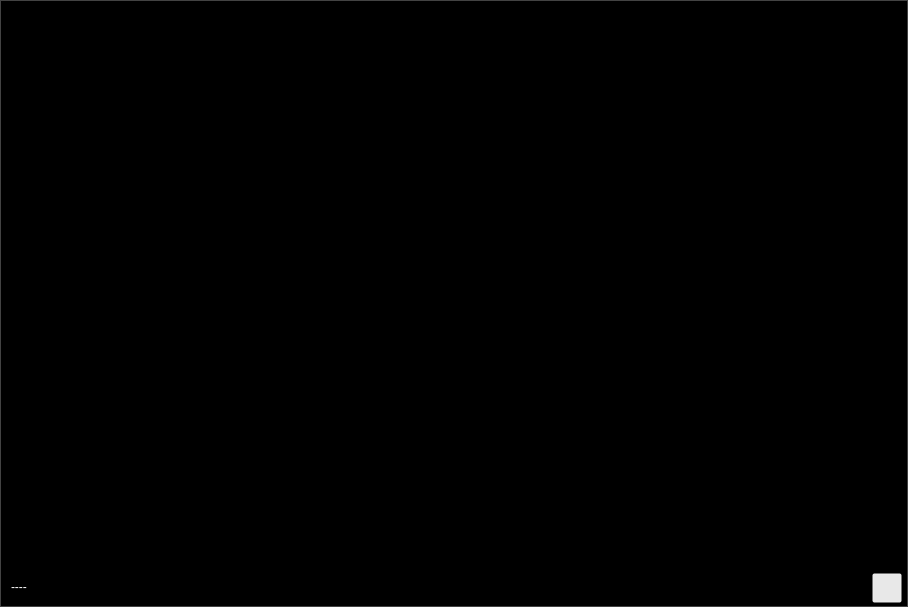
This is camera.ui in Zyun-Eureka/industrial_PJ as Qt 5 draws it before an edit. The edited form follows.
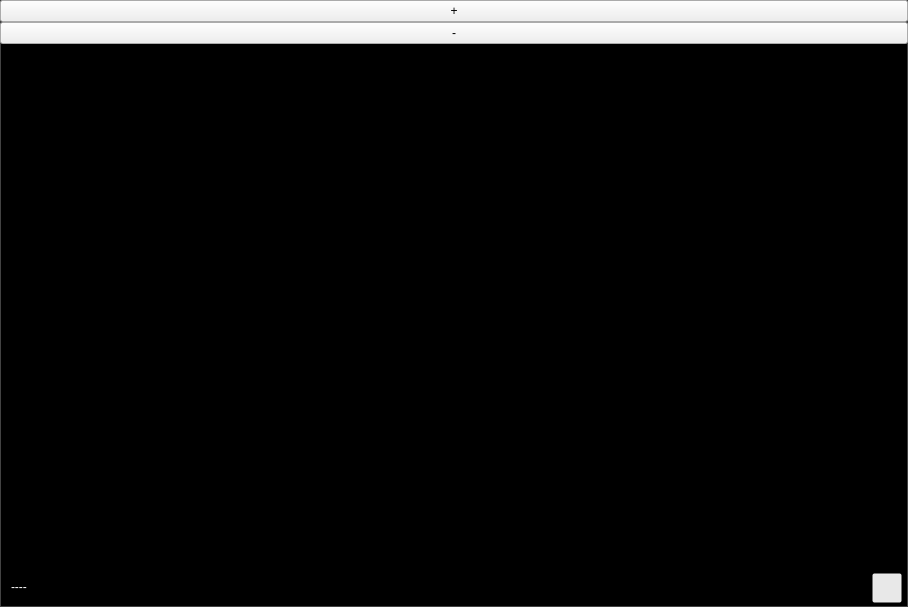
This is the edited form. Icons and pictures are not drawn.

Diff of the .ui file:
```diff
--- a/camera.ui
+++ b/camera.ui
@@ -62,7 +62,7 @@
       <property name="spacing">
        <number>0</number>
       </property>
-      <item row="1" column="0">
+      <item row="3" column="0">
        <widget class="QFrame" name="frame_top">
         <property name="maximumSize">
          <size>
@@ -157,7 +157,7 @@
         </layout>
        </widget>
       </item>
-      <item row="0" column="0">
+      <item row="2" column="0">
        <spacer name="verticalSpacer">
         <property name="orientation">
          <enum>Qt::Vertical</enum>
@@ -170,6 +170,20 @@
         </property>
        </spacer>
       </item>
+      <item row="0" column="0">
+       <widget class="QPushButton" name="pushButton">
+        <property name="text">
+         <string>+</string>
+        </property>
+       </widget>
+      </item>
+      <item row="1" column="0">
+       <widget class="QPushButton" name="pushButton_2">
+        <property name="text">
+         <string>-</string>
+        </property>
+       </widget>
+      </item>
      </layout>
     </widget>
    </item>
```
